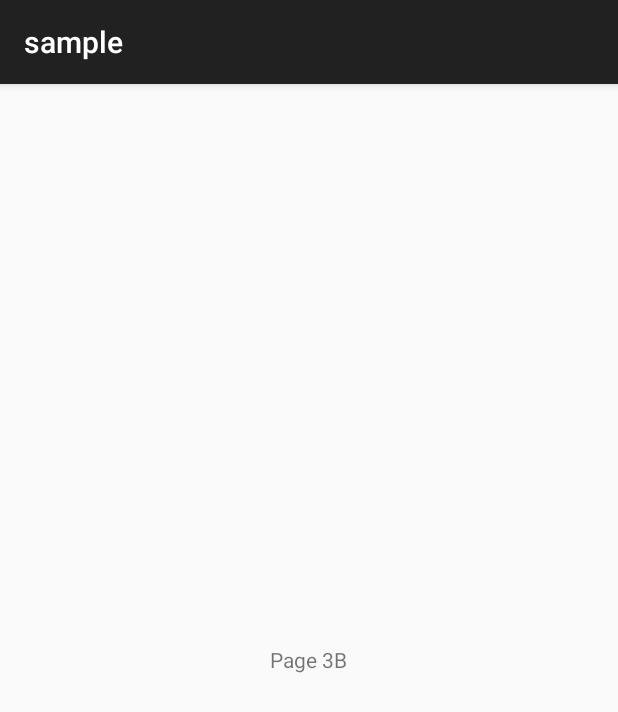
After one commit to freezy/android-swipewizard, an Android app: the fragment WizardPage3bFragment shown on its own in the app's theme, on a phone screen of 412 x 824 dp. The commit adds this screen. Shown: the top 712 px of the screen. Run offline under Robolectric (Android 15) with nearby library versions, the phone set to English and light mode, and no system bars; 2 statements that could not run were skipped.

Commit message:
Added dynamic step to sample.

```diff
--- a/library/src/main/java/ch/neh/android/swipepager/FragmentStateManager.java
+++ b/library/src/main/java/ch/neh/android/swipepager/FragmentStateManager.java
@@ -77,7 +77,7 @@ public class FragmentStateManager {
 	 * Sets the {@link RelativePagerFragment.OnStatusChangeListener}, used by the pager.
 	 */
 	public void setOnStatusChangeListener(RelativePagerAdapter onStatusChangeListener) {
-		this.mOnStatusChangeListener = onStatusChangeListener;
+		mOnStatusChangeListener = onStatusChangeListener;
 	}
 
 	/**
--- /dev/null
+++ b/sample/src/main/java/ch/neh/android/swipepager/sample/WizardPage3bFragment.java
@@ -0,0 +1,32 @@
+package ch.neh.android.swipepager.sample;
+
+import ch.neh.android.swipepager.FragmentStateManager;
+import ch.neh.android.swipepager.RelativePagerFragment;
+import ch.neh.android.swipepager.WizardStepFragment;
+
+public class WizardPage3bFragment extends WizardStepFragment {
+
+	public WizardPage3bFragment() {
+		super(R.layout.fragment_wizard_3b);
+	}
+
+	@Override
+	protected int hasNextButton() {
+		return STATUS_DISABLED;
+	}
+
+	@Override
+	protected int hasPrevButton() {
+		return STATUS_ENABLED;
+	}
+
+	@Override
+	public RelativePagerFragment getNext(FragmentStateManager fsm) {
+		return null;
+	}
+
+	@Override
+	public RelativePagerFragment getPrev(FragmentStateManager fsm) {
+		return fsm.getFragment(WizardPage2Fragment.class);
+	}
+}
--- /dev/null
+++ b/sample/src/main/res/layout/fragment_wizard_3b.xml
@@ -0,0 +1,15 @@
+<?xml version="1.0" encoding="utf-8"?>
+<RelativeLayout
+	xmlns:android="http://schemas.android.com/apk/res/android"
+	android:layout_width="match_parent"
+	android:layout_height="match_parent">
+
+	<TextView
+		android:id="@+id/textView"
+		android:layout_width="wrap_content"
+		android:layout_height="wrap_content"
+		android:text="@string/page_three_b"
+		android:layout_centerVertical="true"
+		android:layout_centerHorizontal="true"/>
+
+</RelativeLayout>
--- a/sample/src/main/res/values/strings.xml
+++ b/sample/src/main/res/values/strings.xml
@@ -5,4 +5,6 @@
 	<string name="action_settings">Settings</string>
 	<string name="page_one">Page One</string>
 	<string name="page_two">Page Two</string>
+	<string name="page_three_a">Page 3A</string>
+	<string name="page_three_b">Page 3B</string>
 </resources>
```
Also changed, not shown: library/src/main/java/ch/neh/android/swipepager/RelativeViewPager.java (+4 -4 lines), sample/src/main/java/ch/neh/android/swipepager/sample/WizardPage2Fragment.java (+32 -2 lines), sample/src/main/java/ch/neh/android/swipepager/sample/WizardPage3aFragment.java (added, +32 -0 lines), sample/src/main/res/layout/fragment_wizard_2.xml (+28 -4 lines), sample/src/main/res/layout/fragment_wizard_3a.xml (added, +15 -0 lines).
